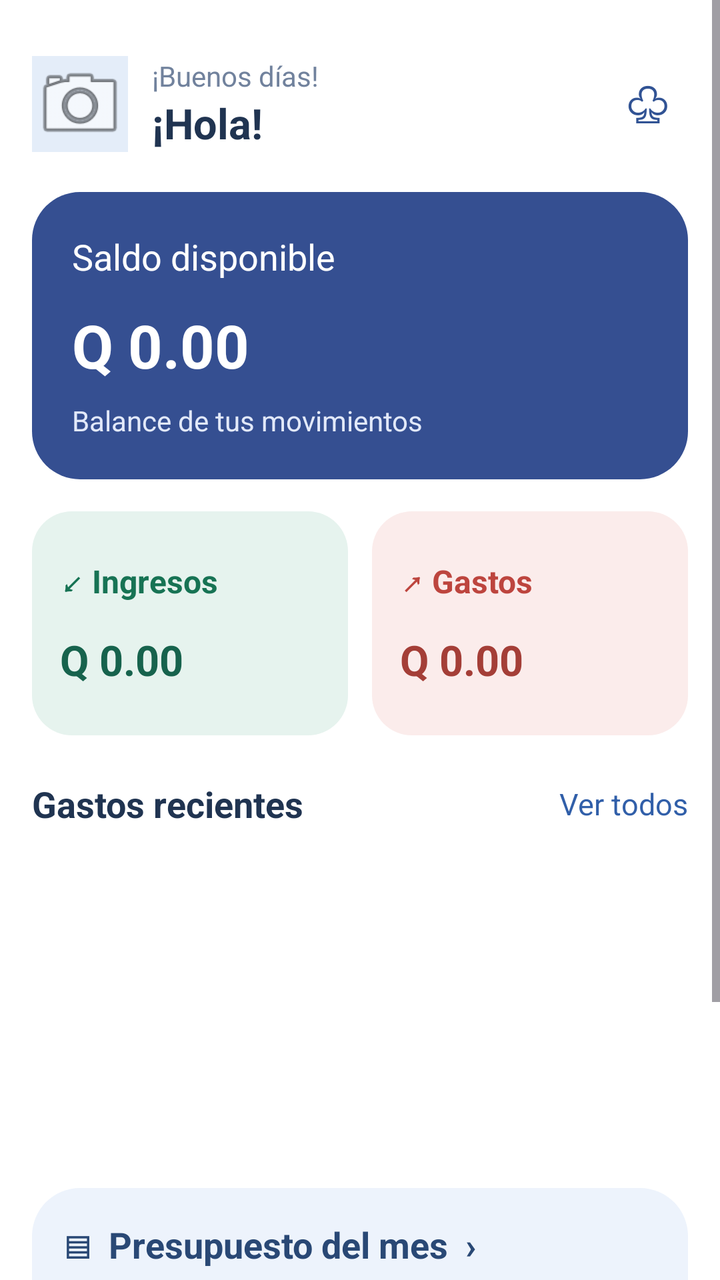
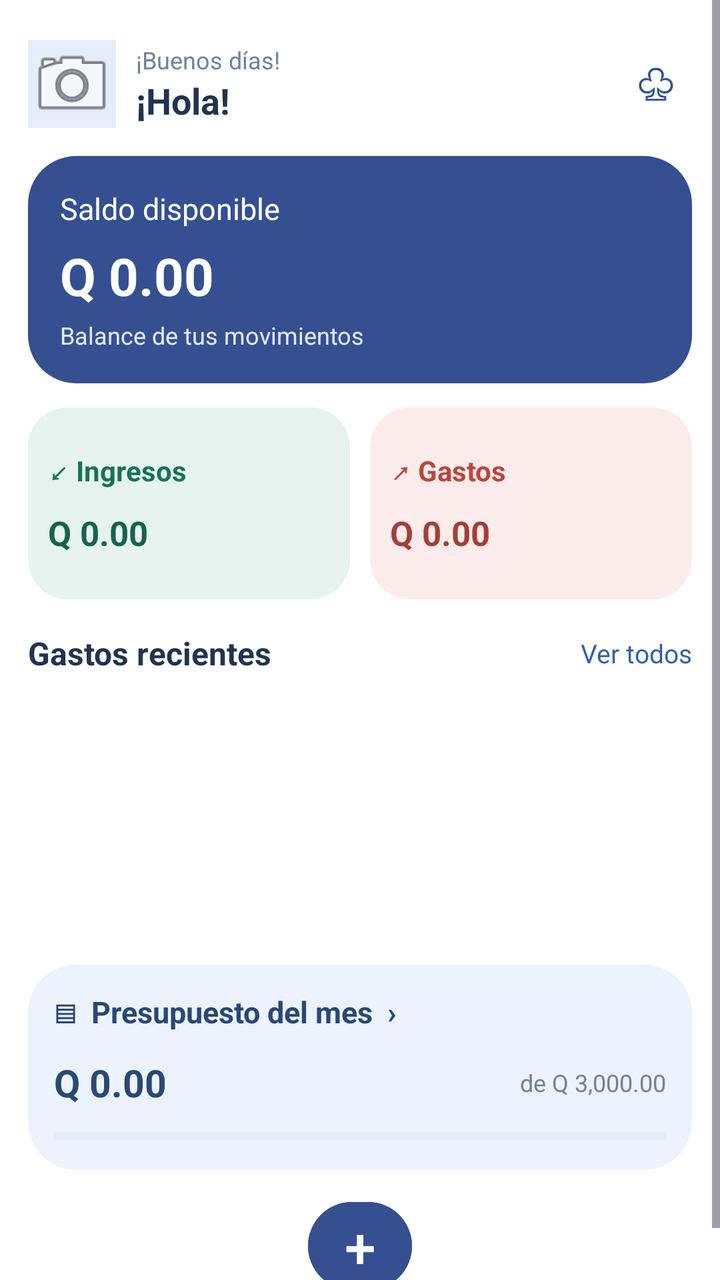

An Android layout rendered at two revisions. The XML below is the earlier revision; the diff shows what the commit changed to produce the second picture.
<!-- AndroidManifest.xml: application theme Theme.ControlGastos -->
<!-- res/layout/activity_main.xml -->
<?xml version="1.0" encoding="utf-8"?>
<ScrollView
    xmlns:android="http://schemas.android.com/apk/res/android"
    android:layout_width="match_parent"
    android:layout_height="match_parent"
    android:background="#EAF0F8"
    android:fillViewport="true">

    <LinearLayout
        android:id="@+id/main"
        android:layout_width="match_parent"
        android:layout_height="wrap_content"
        android:orientation="vertical"
        android:padding="16dp"
        android:background="#FFFFFF">

        
        <LinearLayout
            android:layout_width="match_parent"
            android:layout_height="wrap_content"
            android:gravity="center_vertical"
            android:orientation="horizontal"
            android:paddingVertical="12dp">

            <ImageView
                android:id="@+id/imgFotoPerfil"
                android:layout_width="48dp"
                android:layout_height="48dp"
                android:background="#E4EDF9"
                android:src="@android:drawable/ic_menu_camera"
                android:scaleType="centerCrop"
                android:clipToOutline="true"
                android:contentDescription="Foto de perfil"
                android:clickable="true"
                android:focusable="true" />

            <LinearLayout
                android:layout_width="0dp"
                android:layout_height="wrap_content"
                android:layout_weight="1"
                android:orientation="vertical"
                android:paddingStart="12dp">

                <TextView
                    android:layout_width="wrap_content"
                    android:layout_height="wrap_content"
                    android:text="¡Buenos días!"
                    android:textColor="#71829D"
                    android:textSize="14sp" />

                <TextView
                    android:id="@+id/txtSaludoUsuario"
                    android:layout_width="wrap_content"
                    android:layout_height="wrap_content"
                    android:text="¡Hola!"
                    android:textColor="#203451"
                    android:textSize="21sp"
                    android:textStyle="bold" />
            </LinearLayout>

            <TextView
                android:layout_width="40dp"
                android:layout_height="48dp"
                android:gravity="center"
                android:text="♧"
                android:textColor="#315394"
                android:textSize="25sp" />
        </LinearLayout>

        
        <LinearLayout
            android:layout_width="match_parent"
            android:layout_height="wrap_content"
            android:layout_marginTop="8dp"
            android:background="@drawable/fondo_saldo"
            android:orientation="vertical"
            android:padding="20dp">

            <TextView
                android:layout_width="wrap_content"
                android:layout_height="wrap_content"
                android:text="Saldo disponible"
                android:textColor="#FFFFFF"
                android:textSize="18sp" />

            <TextView
                android:id="@+id/txtSaldo"
                android:layout_width="match_parent"
                android:layout_height="wrap_content"
                android:layout_marginTop="12dp"
                android:text="Q 0.00"
                android:textColor="#FFFFFF"
                android:textSize="30sp"
                android:textStyle="bold" />

            <TextView
                android:layout_width="wrap_content"
                android:layout_height="wrap_content"
                android:layout_marginTop="8dp"
                android:text="Balance de tus movimientos"
                android:textColor="#E2E9FA"
                android:textSize="14sp" />
        </LinearLayout>

        
        <LinearLayout
            android:layout_width="match_parent"
            android:layout_height="wrap_content"
            android:layout_marginTop="16dp"
            android:orientation="horizontal">

            <LinearLayout
                android:layout_width="0dp"
                android:layout_height="112dp"
                android:layout_weight="1"
                android:layout_marginEnd="6dp"
                android:background="@drawable/fondo_ingresos"
                android:gravity="center_vertical"
                android:orientation="vertical"
                android:padding="14dp">

                <TextView
                    android:layout_width="wrap_content"
                    android:layout_height="wrap_content"
                    android:text="↙ Ingresos"
                    android:textColor="#177354"
                    android:textSize="16sp"
                    android:textStyle="bold" />

                <TextView
                    android:id="@+id/txtIngresos"
                    android:layout_width="match_parent"
                    android:layout_height="wrap_content"
                    android:layout_marginTop="14dp"
                    android:text="Q 0.00"
                    android:textColor="#17634D"
                    android:textSize="21sp"
                    android:textStyle="bold" />
            </LinearLayout>

            <LinearLayout
                android:layout_width="0dp"
                android:layout_height="112dp"
                android:layout_weight="1"
                android:layout_marginStart="6dp"
                android:background="@drawable/fondo_gastos"
                android:gravity="center_vertical"
                android:orientation="vertical"
                android:padding="14dp">

                <TextView
                    android:layout_width="wrap_content"
                    android:layout_height="wrap_content"
                    android:text="↗ Gastos"
                    android:textColor="#BD453E"
                    android:textSize="16sp"
                    android:textStyle="bold" />

                <TextView
                    android:id="@+id/txtTotalGastos"
                    android:layout_width="match_parent"
                    android:layout_height="wrap_content"
                    android:layout_marginTop="14dp"
                    android:text="Q 0.00"
                    android:textColor="#A43E37"
                    android:textSize="21sp"
                    android:textStyle="bold" />
            </LinearLayout>
        </LinearLayout>

        
        <LinearLayout
            android:layout_width="match_parent"
            android:layout_height="wrap_content"
            android:layout_marginTop="22dp"
            android:gravity="center_vertical"
            android:orientation="horizontal">

            <TextView
                android:layout_width="0dp"
                android:layout_height="wrap_content"
                android:layout_weight="1"
                android:text="Gastos recientes"
                android:textColor="#203451"
                android:textSize="18sp"
                android:textStyle="bold" />

            <TextView
                android:id="@+id/txtVerTodos"
                android:layout_width="wrap_content"
                android:layout_height="wrap_content"
                android:text="Ver todos"
                android:textColor="#315FA9"
                android:textSize="15sp" />
        </LinearLayout>


        <androidx.recyclerview.widget.RecyclerView
            android:id="@+id/recyclerGastos"
            android:layout_width="match_parent"
            android:layout_height="150dp"
            android:layout_marginTop="14dp"
            android:clipToPadding="false"
            android:nestedScrollingEnabled="false" />

        
        <LinearLayout
            android:id="@+id/cardPresupuesto"
            android:layout_width="match_parent"
            android:layout_height="wrap_content"
            android:layout_marginTop="16dp"
            android:background="@drawable/fondo_presupuesto"
            android:orientation="vertical"
            android:padding="16dp">

            <TextView
                android:layout_width="match_parent"
                android:layout_height="wrap_content"
                android:text="▤  Presupuesto del mes  ›"
                android:id="@+id/txtTituloPresupuesto"
                android:textColor="#294875"
                android:textSize="18sp"
                android:textStyle="bold" />

            <LinearLayout
                android:layout_width="match_parent"
                android:layout_height="wrap_content"
                android:layout_marginTop="20dp"
                android:gravity="center_vertical"
                android:orientation="horizontal">

                <TextView
                    android:id="@+id/txtPresupuestoGastado"
                    android:layout_width="wrap_content"
                    android:layout_height="wrap_content"
                    android:text="Q 0.00"
                    android:textColor="#294875"
                    android:textSize="23sp"
                    android:textStyle="bold" />

                <TextView
                    android:layout_width="wrap_content"
                    android:layout_height="wrap_content"
                    android:layout_marginStart="10dp"
                    android:id="@+id/txtLimitePresupuesto"
                    android:text="de Q 3,000.00"
                    android:textColor="#71829D"
                    android:textSize="14sp" />
            </LinearLayout>

            <ProgressBar
                android:id="@+id/progresoPresupuesto"
                style="?android:attr/progressBarStyleHorizontal"
                android:layout_width="match_parent"
                android:layout_height="10dp"
                android:layout_marginTop="14dp"
                android:max="3000"
                android:progress="0"
                android:progressTint="#3F78BA"
                android:progressBackgroundTint="#D1DDED" />
        </LinearLayout>

        
        <View
            android:layout_width="match_parent"
            android:layout_height="12dp" />

        <LinearLayout
            android:layout_width="match_parent"
            android:layout_height="64dp"
            android:gravity="center"
            android:orientation="horizontal"
            android:background="#FFFFFF">

            <TextView
                android:layout_width="0dp"
                android:layout_height="match_parent"
                android:layout_weight="1"
                android:gravity="center"
                android:text="⌂\nInicio"
                android:textColor="#315FA9"
                android:textSize="13sp" />



            <Button
                android:id="@+id/btnNuevoGasto"
                android:layout_width="52dp"
                android:layout_height="52dp"
                android:layout_marginHorizontal="4dp"
                android:minWidth="0dp"
                android:minHeight="0dp"
                android:padding="0dp"
                android:text="+"
                android:textSize="28sp"
                android:textColor="#FFFFFF"
                android:backgroundTint="#354F91" />


        </LinearLayout>
    </LinearLayout>
</ScrollView>
<!-- resources referenced by this layout -->
<resources>
  <!-- drawable fondo_gastos (drawable) -->
  <?xml version="1.0" encoding="utf-8"?>
  <shape xmlns:android="http://schemas.android.com/apk/res/android"
      android:shape="rectangle">
      <solid android:color="#FBECEB" />
      <corners android:radius="20dp" />
  </shape>
  <!-- drawable fondo_ingresos (drawable) -->
  <?xml version="1.0" encoding="utf-8"?>
  <shape xmlns:android="http://schemas.android.com/apk/res/android"
      android:shape="rectangle">
      <solid android:color="#E6F3EE" />
      <corners android:radius="20dp" />
  </shape>
  <!-- drawable fondo_presupuesto (drawable) -->
  <?xml version="1.0" encoding="utf-8"?>
  <shape xmlns:android="http://schemas.android.com/apk/res/android"
      android:shape="rectangle">
      <solid android:color="#EDF3FC" />
      <corners android:radius="24dp" />
  </shape>
  <!-- drawable fondo_saldo (drawable) -->
  <?xml version="1.0" encoding="utf-8"?>
  <shape xmlns:android="http://schemas.android.com/apk/res/android"
      android:shape="rectangle">
  
      <solid android:color="#354F91" />
  
      <corners android:radius="24dp" />
  
  </shape>
  <style name="Theme.ControlGastos" parent="Base.Theme.ControlGastos" />
  <style name="Base.Theme.ControlGastos" parent="Theme.Material3.DayNight.NoActionBar">
  
          <item name="colorPrimary">@color/colorPrimary</item>
          <item name="colorSecondary">@color/colorSecondary</item>
          <item name="android:colorBackground">@color/colorFondo</item>
          <item name="colorSurface">@color/colorTarjeta</item>
          <item name="colorOnSurface">@color/colorTexto</item>
          <item name="android:windowLightStatusBar">?attr/isLightTheme</item>
  
      </style>
  <color name="colorPrimary">#315FA9</color>
  <color name="colorSecondary">#4386F4</color>
  <color name="colorFondo">#EAF0F8</color>
  <color name="colorTarjeta">#FFFFFF</color>
  <color name="colorTexto">#203451</color>
</resources>

<!-- the commit's change to res/layout/activity_main.xml (unified diff, before → after) -->
@@ -11,7 +11,7 @@
         android:layout_width="match_parent"
         android:layout_height="wrap_content"
         android:orientation="vertical"
-        android:padding="16dp"
+        android:padding="14dp"
         android:background="#FFFFFF">
 
         
@@ -20,12 +20,12 @@
             android:layout_height="wrap_content"
             android:gravity="center_vertical"
             android:orientation="horizontal"
-            android:paddingVertical="12dp">
+            android:paddingVertical="6dp">
 
             <ImageView
                 android:id="@+id/imgFotoPerfil"
-                android:layout_width="48dp"
-                android:layout_height="48dp"
+                android:layout_width="44dp"
+                android:layout_height="44dp"
                 android:background="#E4EDF9"
                 android:src="@android:drawable/ic_menu_camera"
                 android:scaleType="centerCrop"
@@ -39,14 +39,14 @@
                 android:layout_height="wrap_content"
                 android:layout_weight="1"
                 android:orientation="vertical"
-                android:paddingStart="12dp">
+                android:paddingStart="10dp">
 
                 <TextView
                     android:layout_width="wrap_content"
                     android:layout_height="wrap_content"
                     android:text="¡Buenos días!"
                     android:textColor="#71829D"
-                    android:textSize="14sp" />
+                    android:textSize="12sp" />
 
                 <TextView
                     android:id="@+id/txtSaludoUsuario"
@@ -54,17 +54,19 @@
                     android:layout_height="wrap_content"
                     android:text="¡Hola!"
                     android:textColor="#203451"
-                    android:textSize="21sp"
-                    android:textStyle="bold" />
+                    android:textSize="18sp"
+                    android:textStyle="bold"
+                    android:maxLines="1"
+                    android:ellipsize="end" />
             </LinearLayout>
 
             <TextView
-                android:layout_width="40dp"
-                android:layout_height="48dp"
+                android:layout_width="36dp"
+                android:layout_height="44dp"
                 android:gravity="center"
                 android:text="♧"
                 android:textColor="#315394"
-                android:textSize="25sp" />
+                android:textSize="22sp" />
         </LinearLayout>
 
         
@@ -74,97 +76,111 @@
             android:layout_marginTop="8dp"
             android:background="@drawable/fondo_saldo"
             android:orientation="vertical"
-            android:padding="20dp">
+            android:padding="16dp">
 
             <TextView
                 android:layout_width="wrap_content"
                 android:layout_height="wrap_content"
                 android:text="Saldo disponible"
                 android:textColor="#FFFFFF"
-                android:textSize="18sp" />
+                android:textSize="15sp" />
 
             <TextView
                 android:id="@+id/txtSaldo"
                 android:layout_width="match_parent"
                 android:layout_height="wrap_content"
-                android:layout_marginTop="12dp"
+                android:layout_marginTop="6dp"
                 android:text="Q 0.00"
                 android:textColor="#FFFFFF"
-                android:textSize="30sp"
-                android:textStyle="bold" />
+                android:textSize="26sp"
+                android:textStyle="bold"
+                android:maxLines="1"
+                android:ellipsize="end" />
 
             <TextView
                 android:layout_width="wrap_content"
                 android:layout_height="wrap_content"
-                android:layout_marginTop="8dp"
+                android:layout_marginTop="4dp"
                 android:text="Balance de tus movimientos"
                 android:textColor="#E2E9FA"
-                android:textSize="14sp" />
-        </LinearLayout>
-
-        
-        <LinearLayout
-            android:layout_width="match_parent"
-            android:layout_height="wrap_content"
-            android:layout_marginTop="16dp"
+                android:textSize="12sp" />
+        </LinearLayout>
+
+        
+        <LinearLayout
+            android:layout_width="match_parent"
+            android:layout_height="wrap_content"
+            android:layout_marginTop="12dp"
             android:orientation="horizontal">
 
             <LinearLayout
                 android:layout_width="0dp"
-                android:layout_height="112dp"
+                android:layout_height="96dp"
                 android:layout_weight="1"
-                android:layout_marginEnd="6dp"
+                android:layout_marginEnd="5dp"
                 android:background="@drawable/fondo_ingresos"
                 android:gravity="center_vertical"
                 android:orientation="vertical"
-                android:padding="14dp">
+                android:padding="10dp">
 
                 <TextView
                     android:layout_width="wrap_content"
                     android:layout_height="wrap_content"
                     android:text="↙ Ingresos"
                     android:textColor="#177354"
-                    android:textSize="16sp"
+                    android:textSize="14sp"
                     android:textStyle="bold" />
 
                 <TextView
                     android:id="@+id/txtIngresos"
                     android:layout_width="match_parent"
                     android:layout_height="wrap_content"
-                    android:layout_marginTop="14dp"
+                    android:layout_marginTop="10dp"
                     android:text="Q 0.00"
                     android:textColor="#17634D"
-                    android:textSize="21sp"
-                    android:textStyle="bold" />
+                    android:textSize="17sp"
+                    android:textStyle="bold"
+                    android:maxLines="1"
+                    android:ellipsize="end"
+                    android:autoSizeTextType="uniform"
+                    android:autoSizeMinTextSize="12sp"
+                    android:autoSizeMaxTextSize="17sp"
+                    android:autoSizeStepGranularity="1sp" />
             </LinearLayout>
 
             <LinearLayout
                 android:layout_width="0dp"
-                android:layout_height="112dp"
+                android:layout_height="96dp"
                 android:layout_weight="1"
-                android:layout_marginStart="6dp"
+                android:layout_marginStart="5dp"
                 android:background="@drawable/fondo_gastos"
                 android:gravity="center_vertical"
                 android:orientation="vertical"
-                android:padding="14dp">
+                android:padding="10dp">
 
                 <TextView
                     android:layout_width="wrap_content"
                     android:layout_height="wrap_content"
                     android:text="↗ Gastos"
                     android:textColor="#BD453E"
-                    android:textSize="16sp"
+                    android:textSize="14sp"
                     android:textStyle="bold" />
 
                 <TextView
                     android:id="@+id/txtTotalGastos"
                     android:layout_width="match_parent"
                     android:layout_height="wrap_content"
-                    android:layout_marginTop="14dp"
+                    android:layout_marginTop="10dp"
                     android:text="Q 0.00"
                     android:textColor="#A43E37"
-                    android:textSize="21sp"
-                    android:textStyle="bold" />
+                    android:textSize="17sp"
+                    android:textStyle="bold"
+                    android:maxLines="1"
+                    android:ellipsize="end"
+                    android:autoSizeTextType="uniform"
+                    android:autoSizeMinTextSize="12sp"
+                    android:autoSizeMaxTextSize="17sp"
+                    android:autoSizeStepGranularity="1sp" />
             </LinearLayout>
         </LinearLayout>
 
@@ -172,7 +188,7 @@
         <LinearLayout
             android:layout_width="match_parent"
             android:layout_height="wrap_content"
-            android:layout_marginTop="22dp"
+            android:layout_marginTop="16dp"
             android:gravity="center_vertical"
             android:orientation="horizontal">
 
@@ -182,7 +198,7 @@
                 android:layout_weight="1"
                 android:text="Gastos recientes"
                 android:textColor="#203451"
-                android:textSize="18sp"
+                android:textSize="16sp"
                 android:textStyle="bold" />
 
             <TextView
@@ -191,15 +207,16 @@
                 android:layout_height="wrap_content"
                 android:text="Ver todos"
                 android:textColor="#315FA9"
-                android:textSize="15sp" />
-        </LinearLayout>
-
+                android:textSize="13sp"
+                android:clickable="true"
+                android:focusable="true" />
+        </LinearLayout>
 
         <androidx.recyclerview.widget.RecyclerView
             android:id="@+id/recyclerGastos"
             android:layout_width="match_parent"
-            android:layout_height="150dp"
-            android:layout_marginTop="14dp"
+            android:layout_height="125dp"
+            android:layout_marginTop="8dp"
             android:clipToPadding="false"
             android:nestedScrollingEnabled="false" />
 
@@ -208,52 +225,58 @@
             android:id="@+id/cardPresupuesto"
             android:layout_width="match_parent"
             android:layout_height="wrap_content"
-            android:layout_marginTop="16dp"
+            android:layout_marginTop="12dp"
             android:background="@drawable/fondo_presupuesto"
             android:orientation="vertical"
-            android:padding="16dp">
-
-            <TextView
+            android:padding="13dp"
+            android:clickable="true"
+            android:focusable="true">
+
+            <TextView
+                android:id="@+id/txtTituloPresupuesto"
                 android:layout_width="match_parent"
                 android:layout_height="wrap_content"
                 android:text="▤  Presupuesto del mes  ›"
-                android:id="@+id/txtTituloPresupuesto"
                 android:textColor="#294875"
-                android:textSize="18sp"
+                android:textSize="15sp"
                 android:textStyle="bold" />
 
             <LinearLayout
                 android:layout_width="match_parent"
                 android:layout_height="wrap_content"
-                android:layout_marginTop="20dp"
+                android:layout_marginTop="12dp"
                 android:gravity="center_vertical"
                 android:orientation="horizontal">
 
                 <TextView
                     android:id="@+id/txtPresupuestoGastado"
-                    android:layout_width="wrap_content"
-                    android:layout_height="wrap_content"
+                    android:layout_width="0dp"
+                    android:layout_height="wrap_content"
+                    android:layout_weight="1"
                     android:text="Q 0.00"
                     android:textColor="#294875"
-                    android:textSize="23sp"
-                    android:textStyle="bold" />
-
-                <TextView
-                    android:layout_width="wrap_content"
-                    android:layout_height="wrap_content"
-                    android:layout_marginStart="10dp"
+                    android:textSize="19sp"
+                    android:textStyle="bold"
+                    android:maxLines="1"
+                    android:ellipsize="end" />
+
+                <TextView
                     android:id="@+id/txtLimitePresupuesto"
+                    android:layout_width="wrap_content"
+                    android:layout_height="wrap_content"
+                    android:layout_marginStart="6dp"
                     android:text="de Q 3,000.00"
                     android:textColor="#71829D"
-                    android:textSize="14sp" />
+                    android:textSize="12sp"
+                    android:maxLines="1" />
             </LinearLayout>
 
             <ProgressBar
                 android:id="@+id/progresoPresupuesto"
                 style="?android:attr/progressBarStyleHorizontal"
                 android:layout_width="match_parent"
-                android:layout_height="10dp"
-                android:layout_marginTop="14dp"
+                android:layout_height="8dp"
+                android:layout_marginTop="10dp"
                 android:max="3000"
                 android:progress="0"
                 android:progressTint="#3F78BA"
@@ -261,33 +284,17 @@
         </LinearLayout>
 
         
-        <View
-            android:layout_width="match_parent"
-            android:layout_height="12dp" />
-
-        <LinearLayout
-            android:layout_width="match_parent"
-            android:layout_height="64dp"
+        <LinearLayout
+            android:layout_width="match_parent"
+            android:layout_height="60dp"
+            android:layout_marginTop="8dp"
             android:gravity="center"
-            android:orientation="horizontal"
-            android:background="#FFFFFF">
-
-            <TextView
-                android:layout_width="0dp"
-                android:layout_height="match_parent"
-                android:layout_weight="1"
-                android:gravity="center"
-                android:text="⌂\nInicio"
-                android:textColor="#315FA9"
-                android:textSize="13sp" />
-
-
+            android:orientation="horizontal">
 
             <Button
                 android:id="@+id/btnNuevoGasto"
                 android:layout_width="52dp"
                 android:layout_height="52dp"
-                android:layout_marginHorizontal="4dp"
                 android:minWidth="0dp"
                 android:minHeight="0dp"
                 android:padding="0dp"
@@ -296,7 +303,7 @@
                 android:textColor="#FFFFFF"
                 android:backgroundTint="#354F91" />
 
-
-        </LinearLayout>
+        </LinearLayout>
+
     </LinearLayout>
 </ScrollView>
